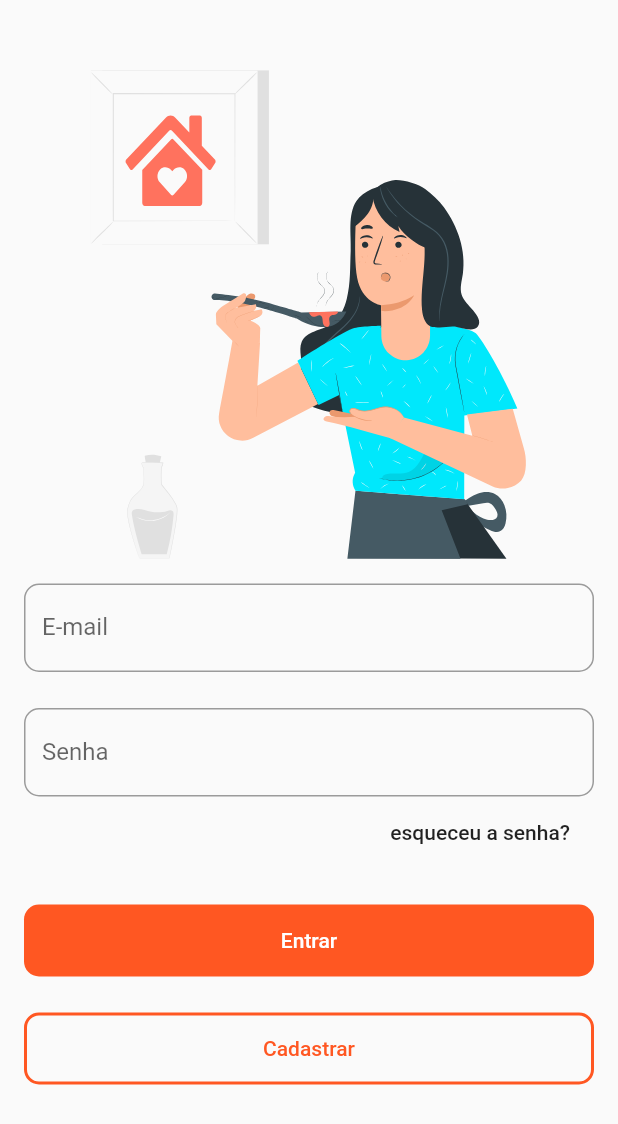
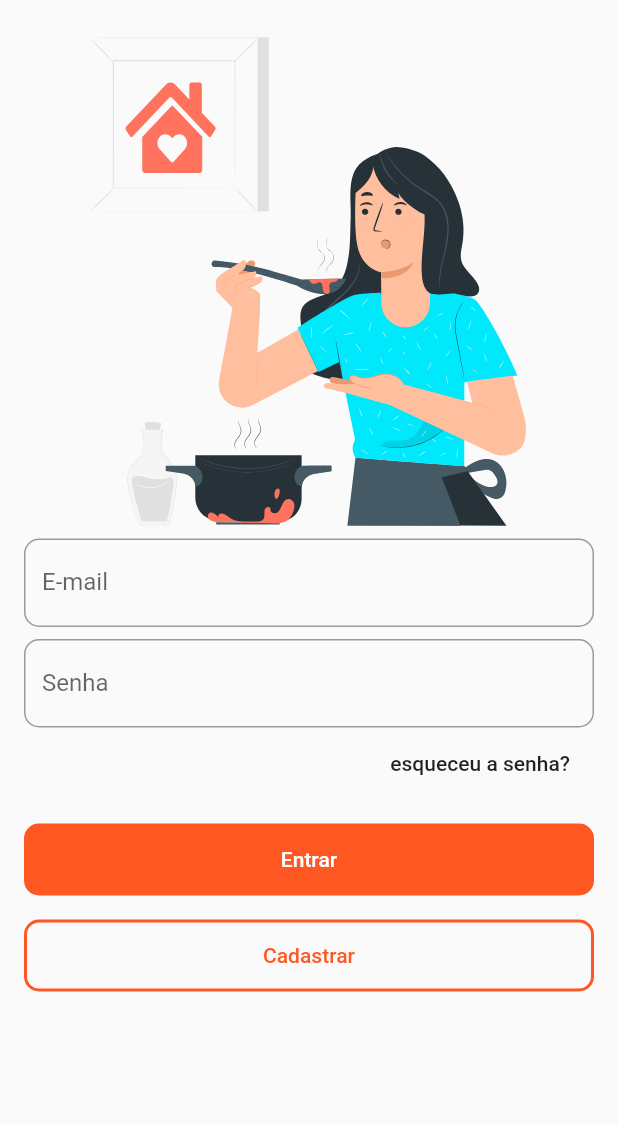
Before and after one commit to Caseirinho/caseirinho-app, a Flutter app: the screen it shows after launch, on a phone screen of 412 x 824 dp. Shown: the top 1124 px of the screen. Run offline on Flutter 3.47's test engine with Material 2 defaults, Android fonts, the phone set to English and light mode, and no system bars; our stand-ins replace flutter_svg; missing offline and left inert: mapbox_gl.

Commit message:
visual adjustments

```diff
--- a/lib/screens/login/login_view.dart
+++ b/lib/screens/login/login_view.dart
@@ -35,7 +35,7 @@ class LoginView extends StatelessWidget {
               children: [
                 Padding(
                   padding: const EdgeInsets.only(
-                      top: 30.0, left: 16, right: 16, bottom: 16),
+                      top: 8, left: 16, right: 16, bottom: 8),
                   child: SvgPicture.asset(
                     'assets/login_gravure.svg',
                   ),
@@ -45,7 +45,7 @@ class LoginView extends StatelessWidget {
                   onChanged: (value) => setUsername(value),
                 ),
                 SizedBox(
-                  height: 24,
+                  height: 8,
                 ),
                 MyTextField(
                   labelText: "Senha",
@@ -62,14 +62,14 @@ class LoginView extends StatelessWidget {
                   ],
                 ),
                 SizedBox(
-                  height: 24,
+                  height: 16,
                 ),
                 MyFlatButton(
                   label: "Entrar",
                   onPressed: login,
                 ),
                 SizedBox(
-                  height: 24,
+                  height: 16,
                 ),
                 MyOutlineButton(
                   label: "Cadastrar",
```
Also changed, not shown: assets/docinhos-food.jpg (added), assets/fit-food.jpg (added), assets/login_gravure.svg, assets/marmitas-food.jpg (added), assets/presentinhos-croche.jpg (added).
